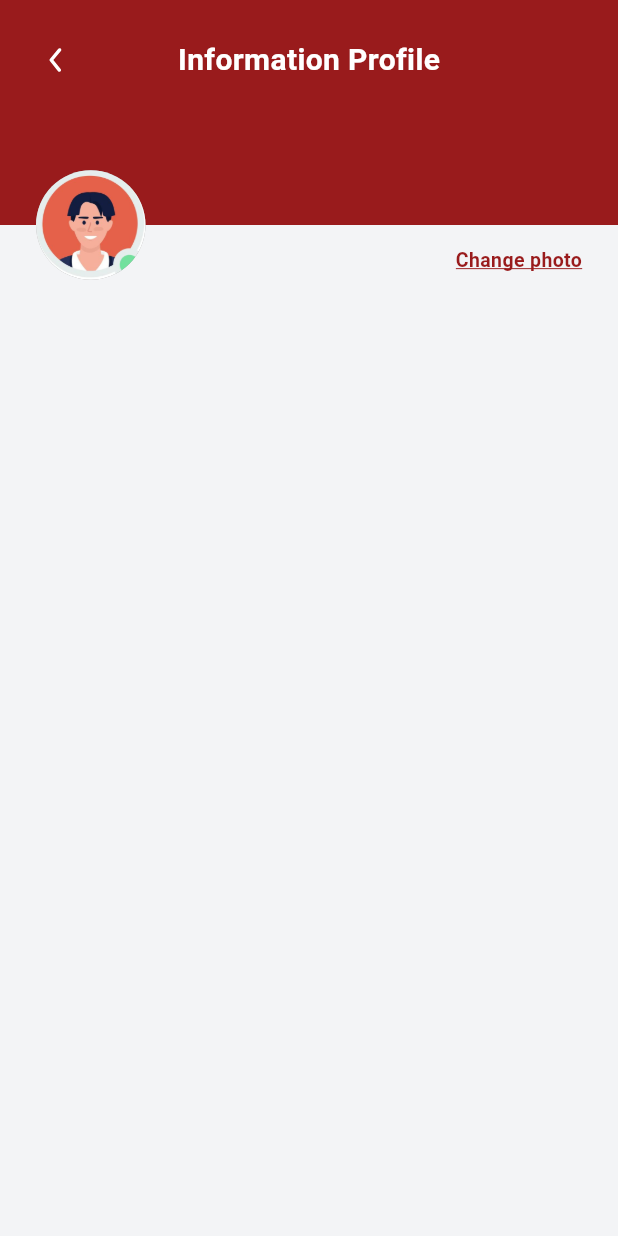
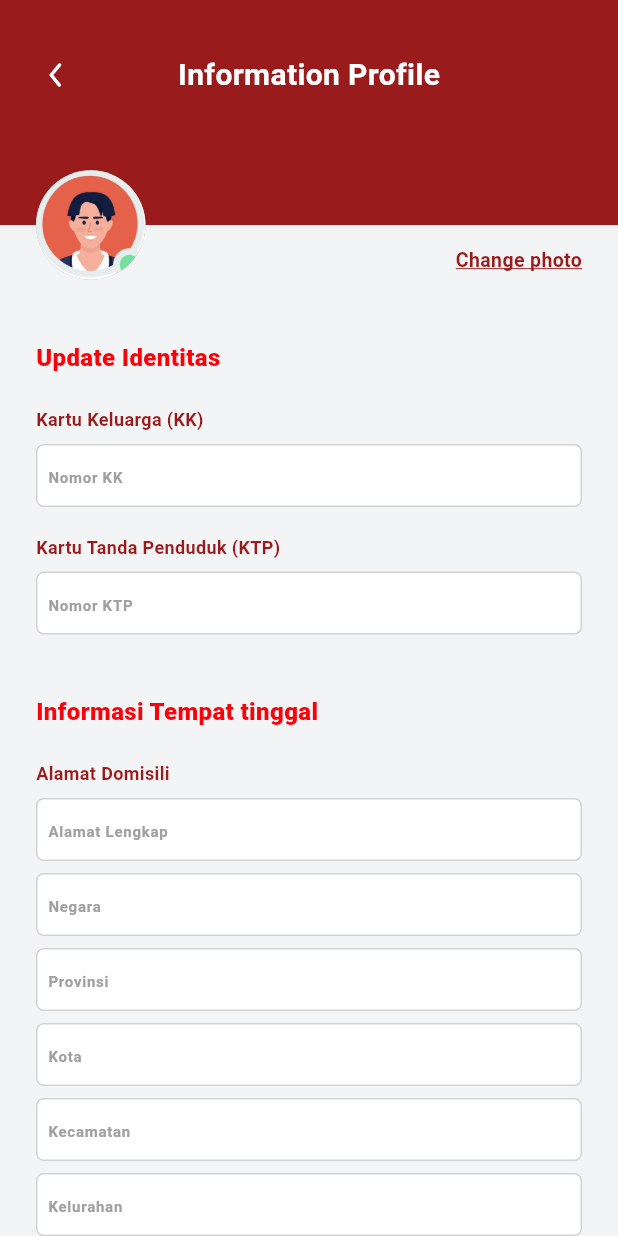
Before and after one commit to aleronmaulanaa/Mobile-SmileMultifab, a Flutter app: the InformationProfileScreen screen opened directly, on a phone screen of 412 x 824 dp. Run offline on Flutter 3.47's test engine with Material 3 defaults, Android fonts, the phone set to English and light mode, and no system bars; our stand-ins replace connectivity_plus, flutter_svg; network calls fail; Roboto replaces fonts that are missing (Poppins).

Commit message:
information profile: membuat body (formulir)

```diff
--- a/lib/features/profile/screens/information_profile_screen.dart
+++ b/lib/features/profile/screens/information_profile_screen.dart
@@ -256,6 +256,7 @@ import 'package:connectivity_plus/connectivity_plus.dart';
 import 'package:flutter/material.dart';
 import 'package:flutter/services.dart';
 import 'package:flutter_svg/flutter_svg.dart';
+import 'package:mobile_smile_multifab/features/profile/widgets/custom_text_field.dart';
 
 class InformationProfileScreen extends StatefulWidget {
   const InformationProfileScreen({super.key});
@@ -319,20 +320,19 @@ class _InformationProfileScreenState extends State<InformationProfileScreen> {
   @override
   Widget build(BuildContext context) {
     // ==========================================
-    // PENGATURAN UKURAN (BAGIAN INI YANG DIUBAH)
+    // PENGATURAN UKURAN
     // ==========================================
 
-    // REVISI 1: Header dipanjangin sedikit (126 -> 140)
-    // Ubah angka ini jika masih kurang panjang atau kepanjangan
+    // REVISI 1: Header tinggi 150.0
     const double headerHeight = 150.0;
 
     const double stripHeight = 47.0;
 
-    // REVISI 2: Ukuran Profile benar-benar 73
+    // REVISI 2: Ukuran Profile 73.0
     const double profileSize = 73.0;
     const double profileRadius = profileSize / 2;
 
-    // Total tinggi area fixed (Header + Strip)
+    // Total tinggi area fixed
     const double totalFixedArea = headerHeight + stripHeight;
 
     return AnnotatedRegion<SystemUiOverlayStyle>(
@@ -341,19 +341,151 @@ class _InformationProfileScreenState extends State<InformationProfileScreen> {
         statusBarIconBrightness: Brightness.light,
         statusBarBrightness: Brightness.dark,
       ),
+      // FITUR TAMBAHAN: Klik layar untuk tutup keyboard
+      child: GestureDetector(
+        onTap: () => FocusManager.instance.primaryFocus?.unfocus(),
         child: Scaffold(
-        backgroundColor: const Color(0xFFF3F4F6),
+          backgroundColor: const Color(0xFFF3F4F6), // Background abu muda
           body: Stack(
             children: [
               // ===============================================
-            // LAYER 1: SCROLLABLE CONTENT (BODY)
+              // LAYER 1: SCROLLABLE CONTENT (BODY FORM)
               // ===============================================
               ListView(
-              padding: const EdgeInsets.only(top: totalFixedArea + 20),
+                padding: const EdgeInsets.only(
+                  top: totalFixedArea + 30, // Konten dimulai dibawah header
+                  left: 24,
+                  right: 24,
+                  bottom: 50,
+                ),
                 physics: const BouncingScrollPhysics(),
                 children: [
-                // DUMMY CONTENT
-                const SizedBox(height: 500),
+                  // --- SECTION 1: UPDATE IDENTITAS ---
+                  const Text(
+                    'Update Identitas',
+                    style: TextStyle(
+                      fontFamily: 'Poppins',
+                      fontWeight: FontWeight.w800, // Extrabold
+                      fontSize: 16,
+                      color: Color(0xFFFA0209),
+                    ),
+                  ),
+                  const SizedBox(height: 21),
+
+                  // FORM: KK
+                  const CustomTextField(
+                    label: 'Kartu Keluarga (KK)',
+                    hint: 'Nomor KK',
+                    keyboardType: TextInputType.number,
+                  ),
+                  const SizedBox(height: 18),
+
+                  // FORM: KTP
+                  const CustomTextField(
+                    label: 'Kartu Tanda Penduduk (KTP)',
+                    hint: 'Nomor KTP',
+                    keyboardType: TextInputType.number,
+                  ),
+
+                  const SizedBox(height: 40), // Jarak antar Judul Besar
+
+                  // --- SECTION 2: INFORMASI TEMPAT TINGGAL ---
+                  const Text(
+                    'Informasi Tempat tinggal',
+                    style: TextStyle(
+                      fontFamily: 'Poppins',
+                      fontWeight: FontWeight.w800,
+                      fontSize: 16,
+                      color: Color(0xFFFA0209),
+                    ),
+                  ),
+                  const SizedBox(height: 21),
+
+                  // SUB SECTION: ALAMAT DOMISILI
+                  const Text(
+                    'Alamat Domisili',
+                    style: TextStyle(
+                      fontFamily: 'Poppins',
+                      fontWeight: FontWeight.w600,
+                      fontSize: 12,
+                      color: Color(0xFF991B1C),
+                    ),
+                  ),
+                  const SizedBox(height: 8),
+
+                  // List Form Domisili
+                  _buildSimpleForm(hint: 'Alamat Lengkap'),
+                  const SizedBox(height: 8),
+                  _buildSimpleForm(hint: 'Negara'),
+                  const SizedBox(height: 8),
+                  _buildSimpleForm(hint: 'Provinsi'),
+                  const SizedBox(height: 8),
+                  _buildSimpleForm(hint: 'Kota'),
+                  const SizedBox(height: 8),
+                  _buildSimpleForm(hint: 'Kecamatan'),
+                  const SizedBox(height: 8),
+                  _buildSimpleForm(hint: 'Kelurahan'),
+                  const SizedBox(height: 8),
+                  _buildSimpleForm(hint: 'Kode POS', isNumber: true),
+
+                  const SizedBox(height: 18),
+
+                  // SUB SECTION: ALAMAT KTP
+                  const Text(
+                    'Alamat (KTP)',
+                    style: TextStyle(
+                      fontFamily: 'Poppins',
+                      fontWeight: FontWeight.w600,
+                      fontSize: 12,
+                      color: Color(0xFF991B1C),
+                    ),
+                  ),
+                  const SizedBox(height: 8),
+
+                  // List Form KTP
+                  _buildSimpleForm(hint: 'Alamat Lengkap'),
+                  const SizedBox(height: 8),
+                  _buildSimpleForm(hint: 'Negara'),
+                  const SizedBox(height: 8),
+                  _buildSimpleForm(hint: 'Provinsi'),
+                  const SizedBox(height: 8),
+                  _buildSimpleForm(hint: 'Kota'),
+                  const SizedBox(height: 8),
+                  _buildSimpleForm(hint: 'Kecamatan'),
+                  const SizedBox(height: 8),
+                  _buildSimpleForm(hint: 'Kelurahan'),
+                  const SizedBox(height: 8),
+                  _buildSimpleForm(hint: 'Kode POS', isNumber: true),
+
+                  const SizedBox(height: 40),
+
+                  // --- TOMBOL SAVE CHANGES ---
+                  Center(
+                    child: SizedBox(
+                      width: 262,
+                      height: 36,
+                      child: ElevatedButton(
+                        onPressed: () {},
+                        style: ElevatedButton.styleFrom(
+                          backgroundColor: const Color(0xFFFA0007),
+                          shape: RoundedRectangleBorder(
+                            borderRadius: BorderRadius.circular(18),
+                          ),
+                          elevation: 0,
+                        ),
+                        child: const Text(
+                          'Save changes',
+                          style: TextStyle(
+                            fontFamily: 'Poppins',
+                            fontWeight: FontWeight.w600,
+                            fontSize: 15,
+                            color: Colors.white,
+                          ),
+                        ),
+                      ),
+                    ),
+                  ),
+                  const SizedBox(height: 30),
                 ],
               ),
 
@@ -364,7 +496,6 @@ class _InformationProfileScreenState extends State<InformationProfileScreen> {
                 top: 0,
                 left: 0,
                 right: 0,
-              // Height ditambah radius profile agar tidak terpotong (overflow visual)
                 height: totalFixedArea + profileRadius,
                 child: Stack(
                   clipBehavior: Clip.none,
@@ -382,18 +513,16 @@ class _InformationProfileScreenState extends State<InformationProfileScreen> {
                           bottom: false,
                           child: Column(
                             children: [
-                            const SizedBox(height: 20), // Spasi dari status bar
+                              // REVISI POSISI TEXT:
+                              // Ubah 20 menjadi 35 agar text turun sedikit
+                              const SizedBox(height: 35),
 
-                            // REVISI 3: LOGIKA HEADER CENTER
-                            // Menggunakan Stack agar Title benar-benar ditengah
-                            // meskipun ada icon back di kiri.
                               SizedBox(
-                              height: 40, // Tinggi area navbar
+                                height: 30,
                                 child: Stack(
-                                alignment:
-                                    Alignment.center, // Pusatkan isi stack
+                                  alignment: Alignment.center,
                                   children: [
-                                  // 1. Icon Back (Kiri)
+                                    // 1. Icon Back
                                     Align(
                                       alignment: Alignment.centerLeft,
                                       child: GestureDetector(
@@ -408,7 +537,7 @@ class _InformationProfileScreenState extends State<InformationProfileScreen> {
                                       ),
                                     ),
 
-                                  // 2. Judul (Tengah Absolute)
+                                    // 2. Judul
                                     const Text(
                                       'Information Profile',
                                       style: TextStyle(
@@ -438,9 +567,7 @@ class _InformationProfileScreenState extends State<InformationProfileScreen> {
                         padding: const EdgeInsets.symmetric(horizontal: 24),
                         alignment: Alignment.centerRight,
                         child: GestureDetector(
-                        onTap: () {
-                          // TODO: Implement Change Photo Logic
-                        },
+                          onTap: () {},
                           child: const Text(
                             'Change photo',
                             style: TextStyle(
@@ -456,25 +583,16 @@ class _InformationProfileScreenState extends State<InformationProfileScreen> {
                       ),
                     ),
 
-                  // C. FOTO PROFILE (OVERLAPPING)
-                  // REVISI 4: Posisikan tepat dibawah tombol Back
+                    // C. FOTO PROFILE
                     Positioned(
                       top: headerHeight - profileRadius,
-                    left: 24, // Margin kiri sama dengan icon back
+                      left: 24,
                       child: Container(
-                      width: profileSize, // W=73
-                      height: profileSize, // H=73
+                        width: profileSize,
+                        height: profileSize,
                         decoration: const BoxDecoration(
                           shape: BoxShape.circle,
                           color: Colors.grey,
-                        // REVISI 5: Border dihapus agar ukuran foto full 73x73
-                        // Jika ingin ada border putih pemisah, uncomment dibawah:
-                        /*
-                        border: Border.all(
-                          color: Color(0xFFF3F4F6),
-                          width: 3.0,
-                        ),
-                        */
                         ),
                         child: ClipOval(
                           child: _buildProfileImage(_photoUrl),
@@ -485,6 +603,45 @@ class _InformationProfileScreenState extends State<InformationProfileScreen> {
                 ),
               ),
             ],
+          ),
+        ),
+      ),
+    );
+  }
+
+  Widget _buildSimpleForm({required String hint, bool isNumber = false}) {
+    return Container(
+      width:
+          double.infinity, // Mengisi lebar yang tersedia (minus padding parent)
+      height: 42,
+      padding: const EdgeInsets.symmetric(horizontal: 7),
+      decoration: BoxDecoration(
+        color: Colors.white,
+        borderRadius: BorderRadius.circular(5),
+        border: Border.all(
+          color: const Color(0xFFD3D3D3),
+          width: 1.0,
+        ),
+      ),
+      child: TextField(
+        keyboardType: isNumber ? TextInputType.number : TextInputType.text,
+        style: const TextStyle(
+          fontFamily: 'Poppins',
+          fontSize: 12,
+          color: Colors.black,
+        ),
+        decoration: InputDecoration(
+          hintText: hint,
+          hintStyle: const TextStyle(
+            fontFamily: 'Poppins',
+            fontWeight: FontWeight.w600,
+            fontSize: 10,
+            color: Color(0xFFA0A0A0),
+          ),
+          border: InputBorder.none,
+          isDense: true,
+          contentPadding:
+              const EdgeInsets.symmetric(vertical: 13), // Adjusted padding
         ),
       ),
     );
--- /dev/null
+++ b/lib/features/profile/widgets/custom_text_field.dart
@@ -0,0 +1,69 @@
+import 'package:flutter/material.dart';
+
+class CustomTextField extends StatelessWidget {
+  final String label;
+  final String hint;
+  final TextInputType keyboardType;
+
+  const CustomTextField({
+    super.key,
+    required this.label,
+    required this.hint,
+    this.keyboardType = TextInputType.text,
+  });
+
+  @override
+  Widget build(BuildContext context) {
+    return Column(
+      crossAxisAlignment: CrossAxisAlignment.start,
+      children: [
+        // LABEL JUDUL (Merah Gelap)
+        Text(
+          label,
+          style: const TextStyle(
+            fontFamily: 'Poppins',
+            fontWeight: FontWeight.w600, // Semibold
+            fontSize: 12,
+            color: Color(0xFF991B1C),
+          ),
+        ),
+        const SizedBox(height: 8), // Jarak antara Label dan Form
+
+        // FORM INPUT
+        Container(
+          width: 378,
+          height: 42,
+          padding: const EdgeInsets.symmetric(horizontal: 7), // Margin dalam form
+          decoration: BoxDecoration(
+            color: Colors.white,
+            borderRadius: BorderRadius.circular(5),
+            border: Border.all(
+              color: const Color(0xFFD3D3D3), // Stroke D3D3D3
+              width: 1.0,
+            ),
+          ),
+          child: TextField(
+            keyboardType: keyboardType,
+            style: const TextStyle(
+              fontFamily: 'Poppins',
+              fontSize: 12,
+              color: Colors.black,
+            ),
+            decoration: InputDecoration(
+              hintText: hint,
+              hintStyle: const TextStyle(
+                fontFamily: 'Poppins',
+                fontWeight: FontWeight.w600, // Semibold (sesuai request)
+                fontSize: 10,
+                color: Color(0xFFA0A0A0),
+              ),
+              border: InputBorder.none, // Hilangkan border bawaan TextField
+              isDense: true, // Agar text vertikal center pas di height 42
+              contentPadding: const EdgeInsets.symmetric(vertical: 12),
+            ),
+          ),
+        ),
+      ],
+    );
+  }
+}
```
Lines whose indentation alone changed are shown as unchanged.
